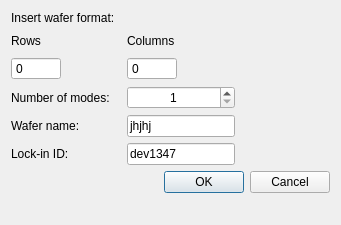
Above: zhinstlib/ui_files/wafer_dialog.ui from pikestefan/zhinst_project before the change. Below: the same form after it.
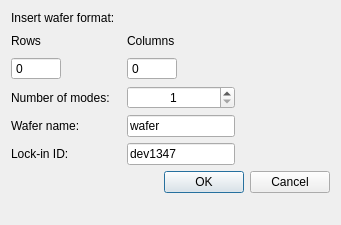
That is the form after the change.

Patch:
```diff
--- a/zhinstlib/ui_files/wafer_dialog.ui
+++ b/zhinstlib/ui_files/wafer_dialog.ui
@@ -168,7 +168,7 @@
      <item row="4" column="2">
       <widget class="QLineEdit" name="waferName">
        <property name="text">
-        <string>jhjhj</string>
+        <string>wafer</string>
        </property>
       </widget>
      </item>
```
